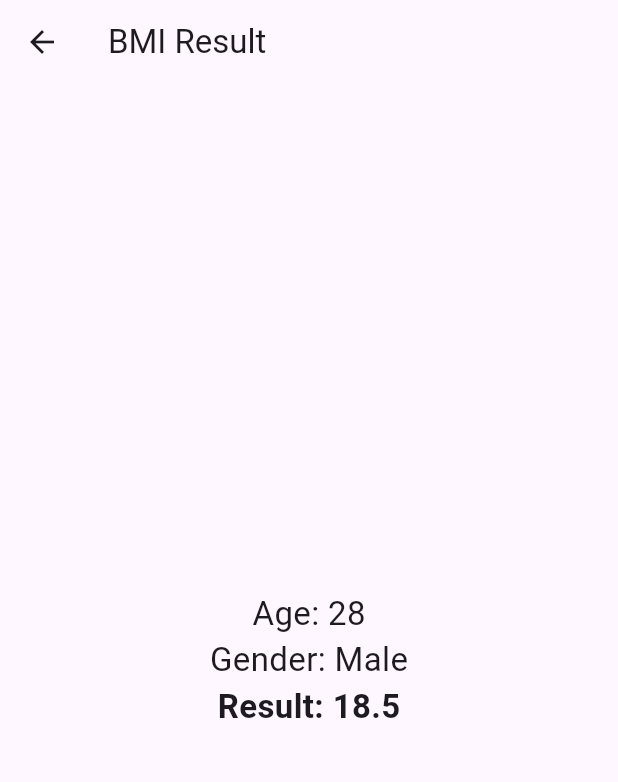
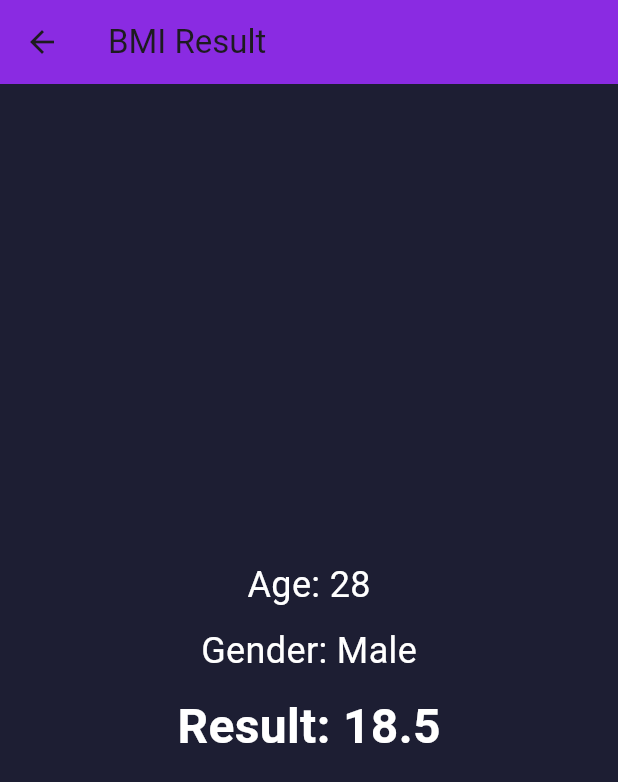
Before and after one commit to Asmaa-Abdo22/DartLoginPage, a Flutter app: the screen it shows after launch, after a tap on the "remove" icon, after a tap on the "add" icon, after a tap on "CALCULATE", on a phone screen of 412 x 824 dp. Shown: the top 782 px of the screen. Run offline on Flutter 3.47's test engine with Material 3 defaults, Android fonts, the phone set to English and light mode, and no system bars.

Commit message:
Updated BMI Calculator UI and Result Page

```diff
--- a/lib/bmi_home.dart
+++ b/lib/bmi_home.dart
@@ -33,26 +33,30 @@ class _HomePageState extends State<HomePage> {
   @override
   Widget build(BuildContext context) {
     return Scaffold(
+      backgroundColor: Color(0xFF0A0E21),
       appBar: AppBar(
         title: Text("BMI CALCULATOR"),
-        backgroundColor: const Color.fromARGB(255, 30, 30, 30),
+        backgroundColor: Color(0xFF0A0E21),
         titleTextStyle: TextStyle(color: Colors.white, fontSize: 20),
+        centerTitle: true,
       ),
       body: Column(
+        crossAxisAlignment: CrossAxisAlignment.stretch,
         children: [
-          SizedBox(height: 20),
-          Row(
+          Expanded(
+            child: Row(
               children: [
                 Expanded(
                   child: GestureDetector(
                     onTap: () => setState(() => isMale = true),
                     child: Container(
-                    padding: EdgeInsets.all(20),
                       decoration: BoxDecoration(
-                      color: isMale ? Colors.blue[800] : Colors.grey[600],
+                        color: isMale ? Color(0xFF1D1E33) : Color(0xFF111328),
                         borderRadius: BorderRadius.circular(10),
                       ),
+                      margin: EdgeInsets.all(10),
                       child: Column(
+                        mainAxisAlignment: MainAxisAlignment.center,
                         children: [
                           Icon(Icons.male, size: 80, color: Colors.white),
                           Text("MALE", style: TextStyle(color: Colors.white)),
@@ -61,17 +65,17 @@ class _HomePageState extends State<HomePage> {
                     ),
                   ),
                 ),
-              SizedBox(width: 10),
                 Expanded(
                   child: GestureDetector(
                     onTap: () => setState(() => isMale = false),
                     child: Container(
-                    padding: EdgeInsets.all(20),
                       decoration: BoxDecoration(
-                      color: isMale ? Colors.grey[600] : Colors.pink[800],
+                        color: isMale ? Color(0xFF111328) : Color(0xFF1D1E33),
                         borderRadius: BorderRadius.circular(10),
                       ),
+                      margin: EdgeInsets.all(10),
                       child: Column(
+                        mainAxisAlignment: MainAxisAlignment.center,
                         children: [
                           Icon(Icons.female, size: 80, color: Colors.white),
                           Text("FEMALE", style: TextStyle(color: Colors.white)),
@@ -82,114 +86,95 @@ class _HomePageState extends State<HomePage> {
                 ),
               ],
             ),
-          SizedBox(height: 20),
-
-          Container(
-            padding: EdgeInsets.all(20),
+          ),
+          Expanded(
+            child: Container(
               decoration: BoxDecoration(
-              color: Colors.grey[800],
+                color: Color(0xFF1D1E33),
                 borderRadius: BorderRadius.circular(10),
               ),
+              margin: EdgeInsets.all(10),
+              padding: EdgeInsets.all(10),
               child: Column(
+                mainAxisAlignment: MainAxisAlignment.center,
                 children: [
                   Text("HEIGHT", style: TextStyle(color: Colors.white)),
-                Text(
-                  "${height.round()} cm",
-                  style: TextStyle(color: Colors.white, fontSize: 24),
-                ),
+                  Text("${height.round()} cm", style: TextStyle(color: Colors.white, fontSize: 24)),
                   Slider(
                     value: height,
                     min: 100,
                     max: 220,
+                    activeColor: Colors.pink,
+                    inactiveColor: Colors.grey,
                     onChanged: (value) => setState(() => height = value),
                   ),
                 ],
               ),
             ),
-          SizedBox(height: 20),
-
-          Row(
+          ),
+          Expanded(
+            child: Row(
               children: [
                 Expanded(
-                child: Container(
-                  padding: EdgeInsets.all(20),
-                  decoration: BoxDecoration(
-                    color: Colors.grey[800],
-                    borderRadius: BorderRadius.circular(10),
+                  child: _buildCounterCard("WEIGHT", weight, () => setState(() => weight--), () => setState(() => weight++)),
                 ),
-                  child: Column(
-                    children: [
-                      Text("WEIGHT", style: TextStyle(color: Colors.white)),
-                      Text(
-                        "$weight",
-                        style: TextStyle(color: Colors.white, fontSize: 24),
-                      ),
-                      Row(
-                        mainAxisAlignment: MainAxisAlignment.center,
-                        children: [
-                          IconButton(
-                            icon: Icon(Icons.remove, color: Colors.white),
-                            onPressed: () => setState(() => weight--),
-                          ),
-                          IconButton(
-                            icon: Icon(Icons.add, color: Colors.white),
-                            onPressed: () => setState(() => weight++),
-                          ),
-                        ],
+                Expanded(
+                  child: _buildCounterCard("AGE", age, () => setState(() => age--), () => setState(() => age++)),
                 ),
               ],
             ),
           ),
+          GestureDetector(
+            onTap: navigateToResult,
+            child: Container(
+              color: Color(0xFFEB1555),
+              width: double.infinity,
+              height: 80,
+              child: Center(
+                child: Text("CALCULATE", style: TextStyle(fontSize: 25, fontWeight: FontWeight.bold, color: Colors.white)),
               ),
-              SizedBox(width: 10),
-              Expanded(
-                child: Container(
-                  padding: EdgeInsets.all(20),
-                  decoration: BoxDecoration(
-                    color: Colors.grey[800],
-                    borderRadius: BorderRadius.circular(10),
-                  ),
-                  child: Column(
-                    children: [
-                      Text("AGE", style: TextStyle(color: Colors.white)),
-                      Text(
-                        "$age",
-                        style: TextStyle(color: Colors.white, fontSize: 24),
-                      ),
-                      Row(
-                        mainAxisAlignment: MainAxisAlignment.center,
-                        children: [
-                          IconButton(
-                            icon: Icon(Icons.remove, color: Colors.white),
-                            onPressed: () => setState(() => age--),
-                          ),
-                          IconButton(
-                            icon: Icon(Icons.add, color: Colors.white),
-                            onPressed: () => setState(() => age++),
-                          ),
-                        ],
-                      ),
-                    ],
-                  ),
-                ),
-              ),
-            ],
-          ),
-          SizedBox(height: 20),
-
-          ElevatedButton(
-            onPressed: navigateToResult,
-            style: ElevatedButton.styleFrom(
-              backgroundColor: const Color.fromARGB(255, 10, 183, 15),
-              padding: EdgeInsets.symmetric(horizontal: 50, vertical: 15),
-            ),
-            child: Text(
-              "CALCULATE",
-              style: TextStyle(color: const Color.fromARGB(255, 255, 255, 255), fontSize: 20),
             ),
           ),
         ],
       ),
     );
   }
+
+  Widget _buildCounterCard(String label, int value, VoidCallback decrement, VoidCallback increment) {
+    return Container(
+      decoration: BoxDecoration(
+        color: Color(0xFF1D1E33),
+        borderRadius: BorderRadius.circular(10),
+      ),
+      margin: EdgeInsets.all(10),
+      padding: EdgeInsets.all(10),
+      child: Column(
+        mainAxisAlignment: MainAxisAlignment.center,
+        children: [
+          Text(label, style: TextStyle(color: Colors.white)),
+          Text("$value", style: TextStyle(color: Colors.white, fontSize: 24)),
+          Row(
+            mainAxisAlignment: MainAxisAlignment.center,
+            children: [
+              FloatingActionButton(
+                heroTag: "$label-",
+                onPressed: decrement,
+                child: Icon(Icons.remove, color: Colors.white),
+                backgroundColor: Color(0xFF4C4F5E),
+                mini: true,
+              ),
+              SizedBox(width: 10),
+              FloatingActionButton(
+                heroTag: "$label+",
+                onPressed: increment,
+                child: Icon(Icons.add, color: Colors.white),
+                backgroundColor: Color(0xFF4C4F5E),
+                mini: true,
+              ),
+            ],
+          ),
+        ],
+      ),
+    );
   }
+}
--- a/lib/bmi_result.dart
+++ b/lib/bmi_result.dart
@@ -10,14 +10,27 @@ class ResultPage extends StatelessWidget {
   @override
   Widget build(BuildContext context) {
     return Scaffold(
-      appBar: AppBar(title: Text("BMI Result")),
+      appBar: AppBar(
+        title: Text("BMI Result"),
+        backgroundColor: Color(0xFF8A2BE2),
+      ),
+      backgroundColor: Color(0xFF1D1E33),
       body: Center(
         child: Column(
           mainAxisAlignment: MainAxisAlignment.center,
+          crossAxisAlignment: CrossAxisAlignment.center,
           children: [
-            Text("Age: $age", style: TextStyle(fontSize: 22)),
-            Text("Gender: $gender", style: TextStyle(fontSize: 22)),
-            Text("Result: $result", style: TextStyle(fontSize: 22, fontWeight: FontWeight.bold)),
+            Text("Age: $age",
+                style: TextStyle(color: Colors.white, fontSize: 24)),
+            SizedBox(height: 10),
+            Text("Gender: $gender",
+                style: TextStyle(color: Colors.white, fontSize: 24)),
+            SizedBox(height: 10),
+            Text("Result: $result",
+                style: TextStyle(
+                    color: Colors.white,
+                    fontSize: 32,
+                    fontWeight: FontWeight.bold)),
           ],
         ),
       ),
```
Lines whose indentation alone changed are shown as unchanged.
